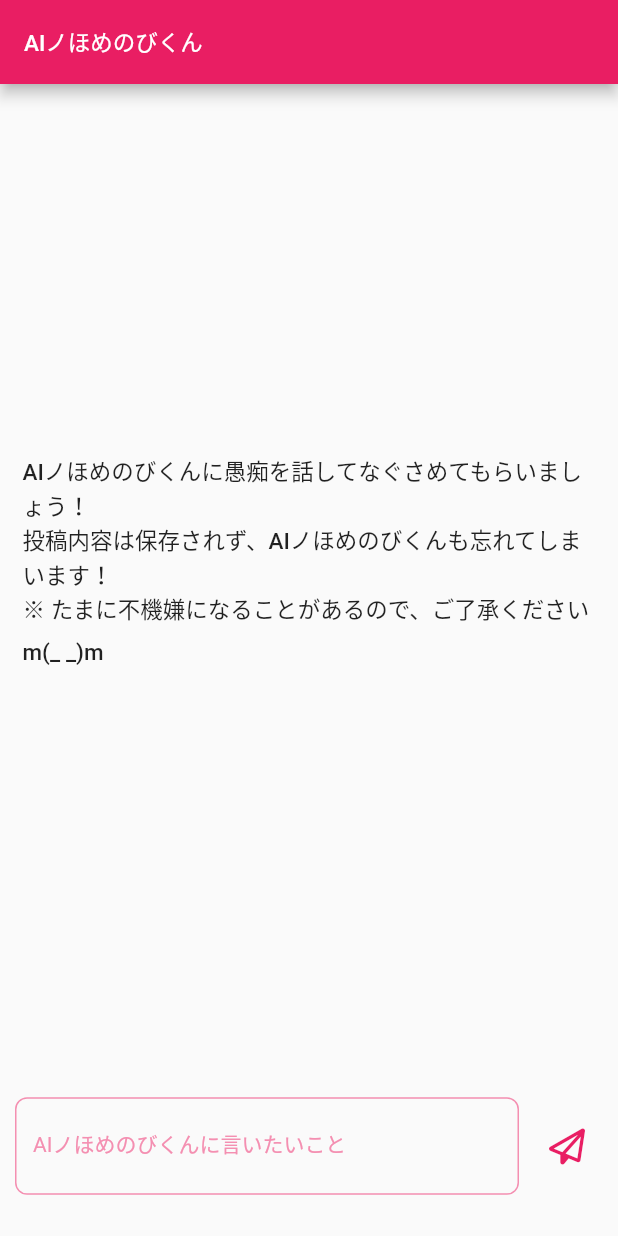
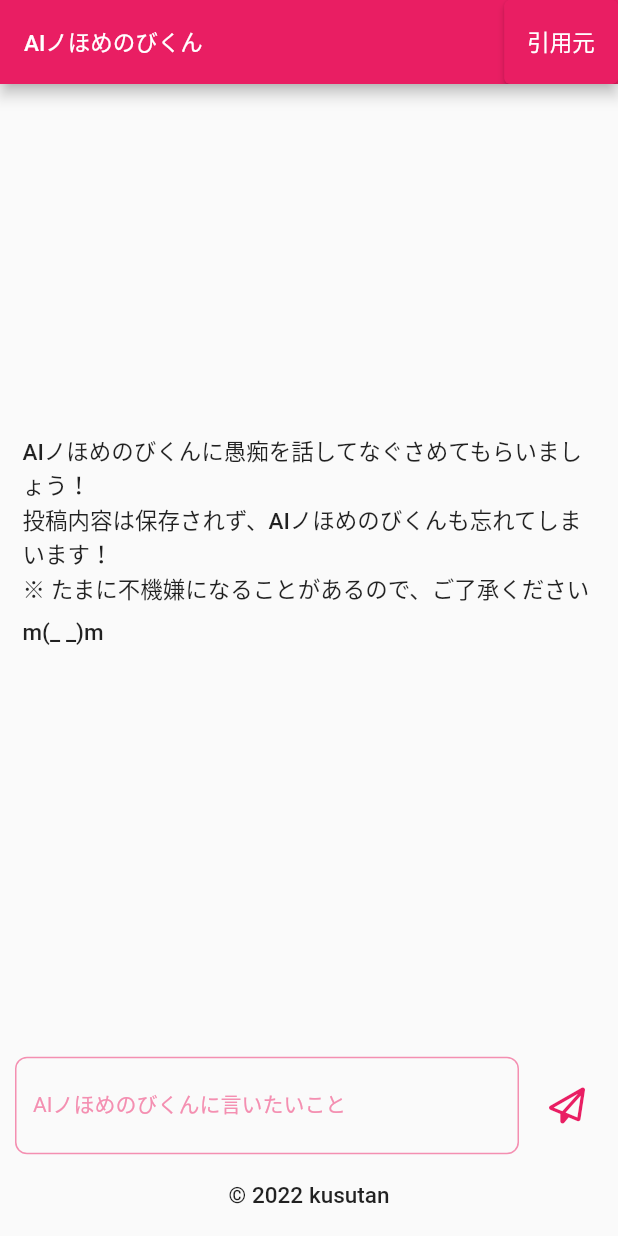
Before and after one commit to qst-exe/aino-homenobi, a Flutter app: the screen it shows after launch, on a phone screen of 412 x 824 dp. Run offline on Flutter 3.47's test engine with Material 2 defaults, Android fonts, the light colour scheme and no system bars; our stand-ins replace animated_text_kit, cloud_functions, firebase_core, font_awesome_flutter, freezed_annotation, google_fonts; accounts and stored records are empty; statements that could not run were skipped.

Commit message:
:zap: 引用元周りの調整

```diff
--- /dev/null
+++ b/lib/components/message_content.dart
@@ -0,0 +1,37 @@
+import 'package:flutter/material.dart';
+import 'package:google_fonts/google_fonts.dart';
+import 'package:provider/provider.dart';
+
+import '../provider/message_provider.dart';
+import 'message_cell.dart';
+
+class MessageContent extends StatelessWidget {
+  const MessageContent({Key? key});
+
+  @override
+  Widget build(BuildContext context) {
+    final messageProvider = Provider.of<MessageProvider>(context, listen: true);
+
+    if (messageProvider.messages.length == 0) {
+      return Center(
+          child: Padding(
+        padding: const EdgeInsets.all(15),
+        child: Text('''
+AIノほめのびくんに愚痴を話してなぐさめてもらいましょう！
+投稿内容は保存されず、AIノほめのびくんも忘れてしまいます！
+※ たまに不機嫌になることがあるので、ご了承くださいm(_ _)m
+''',
+            style: GoogleFonts.notoSansJavanese(
+                textStyle: Theme.of(context).textTheme.bodyText1, height: 1.5)),
+      ));
+    }
+
+    return ListView.builder(
+      itemCount: messageProvider.messages.length,
+      itemBuilder: (BuildContext context, int index) {
+        final message = messageProvider.messages[index];
+        return MessageCell(message: message);
+      },
+    );
+  }
+}
--- a/lib/main.dart
+++ b/lib/main.dart
@@ -2,17 +2,17 @@ import 'dart:core';
 
 import 'package:animated_text_kit/animated_text_kit.dart';
 import 'package:firebase_core/firebase_core.dart';
+import 'package:flutter/material.dart';
+import 'package:flutter_localizations/flutter_localizations.dart';
+import 'package:flutter_web_plugins/flutter_web_plugins.dart';
 import 'package:font_awesome_flutter/font_awesome_flutter.dart';
 import 'package:google_fonts/google_fonts.dart';
-import 'package:praise_with_ai/components/message_cell.dart';
+import 'package:provider/provider.dart';
+import 'package:url_launcher/url_launcher.dart';
+
+import 'components/message_content.dart';
 import 'firebase_options.dart';
-import 'package:provider/provider.dart';
-import 'package:flutter_localizations/flutter_localizations.dart';
-import 'package:flutter_web_plugins/flutter_web_plugins.dart';
-import 'package:flutter/material.dart';
-
 import 'provider/message_provider.dart';
-
 
 Future<void> main() async {
   setUrlStrategy(PathUrlStrategy());
@@ -66,17 +66,31 @@ class HomePage extends StatelessWidget {
 
     return Scaffold(
       appBar: AppBar(
-        title: Text('AIノほめのびくん',
+        title: Text(
+          'AIノほめのびくん',
           style: GoogleFonts.notoSansJavanese(
-              textStyle: Theme.of(context).textTheme.bodyText1, color: Colors.white),
+              textStyle: Theme.of(context).textTheme.bodyText1,
+              color: Colors.white),
         ),
+        actions: [
+          ElevatedButton(
+              onPressed: () {
+                _launchUrl("https://beta.openai.com/");
+              },
+              child: Text(
+                "引用元",
+                style: GoogleFonts.notoSansJavanese(
+                    textStyle: Theme.of(context).textTheme.bodyText1,
+                    color: Colors.white),
+              ))
+        ],
       ),
       body: Column(
         // mainAxisAlignment: MainAxisAlignment.spaceBetween,
         children: <Widget>[
           Expanded(
-            child: mainContent(context, messageProvider)),
-
+            child: MessageContent(),
+          ),
           Align(
             alignment: Alignment.bottomCenter,
             child: Form(
@@ -93,15 +107,18 @@ class HomePage extends StatelessWidget {
                           padding: const EdgeInsets.symmetric(horizontal: 5),
                           child: SizedBox(
                             width: 250.0,
-                            child: (messageProvider.isLoading) ? DefaultTextStyle(
-                              style:GoogleFonts.notoSansJavanese(
-                                textStyle: Theme.of(context).textTheme.bodyText1,
+                            child: (messageProvider.isLoading)
+                                ? DefaultTextStyle(
+                                    style: GoogleFonts.notoSansJavanese(
+                                        textStyle: Theme.of(context)
+                                            .textTheme
+                                            .bodyText1,
                                         color: Colors.grey,
-                                fontSize: 12
-                              ),
+                                        fontSize: 12),
                                     child: AnimatedTextKit(
                                       animatedTexts: [
-                                  TypewriterAnimatedText('AIノほめのびくんが返信中',
+                                        TypewriterAnimatedText(
+                                          'AIノほめのびくんが返信中',
                                           cursor: '...',
                                           speed: Duration(milliseconds: 150),
                                         ),
@@ -111,7 +128,8 @@ class HomePage extends StatelessWidget {
                                         print("Tap Event");
                                       },
                                     ),
-                            ) : Container(),
+                                  )
+                                : Container(),
                           ),
                         ),
                       ],
@@ -172,34 +190,43 @@ class HomePage extends StatelessWidget {
                             },
                           ),
                         ),
-                        Padding( padding: EdgeInsets.symmetric(horizontal: screenWidth > 765 ? 8: 4),),
+                        Padding(
+                          padding: EdgeInsets.symmetric(
+                              horizontal: screenWidth > 765 ? 8 : 4),
+                        ),
                         Padding(
                           padding: const EdgeInsets.symmetric(vertical: 16),
-                          child: screenWidth > 765 ? ElevatedButton.icon(
+                          child: screenWidth > 765
+                              ? ElevatedButton.icon(
                                   icon: FaIcon(FontAwesomeIcons.paperPlane),
                                   onPressed: () async {
                                     if (_formKey.currentState!.validate()) {
-                                postMessage(messageProvider, _controller.text);
+                                      postMessage(
+                                          messageProvider, _controller.text);
                                       _controller.clear();
                                     }
                                   },
                                   label: Padding(
-                              padding: const EdgeInsets.only(top: 15, left: 5, right: 5, bottom: 10),
+                                    padding: const EdgeInsets.only(
+                                        top: 15, left: 5, right: 5, bottom: 10),
                                     child: Text(
                                       '話す',
                                       style: GoogleFonts.notoSansJavanese(
-                                    textStyle: Theme.of(context).textTheme.bodyText1,
+                                          textStyle: Theme.of(context)
+                                              .textTheme
+                                              .bodyText1,
                                           color: Colors.white,
-                                    height: 1.5
+                                          height: 1.5),
                                     ),
                                   ),
-                            ),
-                          ): IconButton(
+                                )
+                              : IconButton(
                                   color: Colors.pink,
                                   icon: FaIcon(FontAwesomeIcons.paperPlane),
                                   onPressed: () async {
                                     if (_formKey.currentState!.validate()) {
-                              postMessage(messageProvider, _controller.text);
+                                      postMessage(
+                                          messageProvider, _controller.text);
                                       _controller.clear();
                                     }
                                   },
@@ -212,7 +239,13 @@ class HomePage extends StatelessWidget {
               ),
             ),
           ),
-          screenWidth > 765 ? Container(): Padding( padding: EdgeInsets.symmetric(vertical: 10),)
+          Padding(
+            padding: EdgeInsets.symmetric(vertical: 8),
+            child: Text('© 2022 kusutan',
+                style: GoogleFonts.notoSansJavanese(
+                  textStyle: Theme.of(context).textTheme.bodyText1,
+                )),
+          )
         ],
       ),
     );
@@ -223,28 +256,10 @@ class HomePage extends StatelessWidget {
     messageProvider.getReply(text);
   }
 
-  mainContent(BuildContext context, MessageProvider messageProvider) {
-    if (messageProvider.messages.length == 0) {
-      return Center(child: Padding(
-        padding: const EdgeInsets.all(15),
-        child: Text('''
-AIノほめのびくんに愚痴を話してなぐさめてもらいましょう！
-投稿内容は保存されず、AIノほめのびくんも忘れてしまいます！
-※ たまに不機嫌になることがあるので、ご了承くださいm(_ _)m
-''',
-            style: GoogleFonts.notoSansJavanese(
-                textStyle: Theme.of(context).textTheme.bodyText1,
-                height: 1.5)),
-      )
-      );
-    }
-
-    return  ListView.builder(
-      itemCount: messageProvider.messages.length,
-      itemBuilder: (BuildContext context, int index) {
-        final message = messageProvider.messages[index];
-        return MessageCell(message: message);
-      },
-    );
+  Future<void> _launchUrl(String url) async {
+    final Uri _url = Uri.parse(url);
+    if (!await launchUrl(_url)) {
+      throw 'Could not launch $_url';
     }
   }
+}
--- a/pubspec.yaml
+++ b/pubspec.yaml
@@ -49,6 +49,7 @@ dependencies:
   google_fonts: ^3.0.1
   font_awesome_flutter: ^10.3.0
   animated_text_kit: ^4.2.2
+  url_launcher: ^6.1.7
 
 dev_dependencies:
   flutter_test:
```
Also changed, not shown: pubspec.lock. Lines whose indentation alone changed are shown as unchanged.
